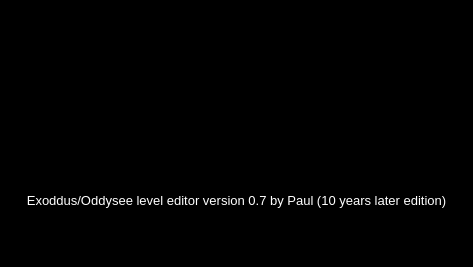
Above: Source/aboutdialog.ui from AliveTeam/qt-editor before the change. Below: the same form after it.
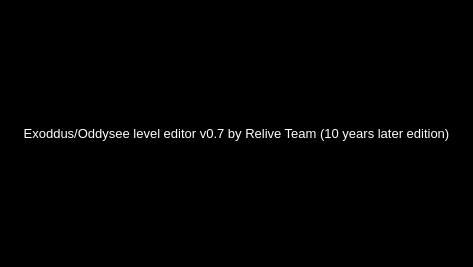
That is the form after the change. Icons and pictures are not drawn.

Commit message: update the about screen

What changed in the file:
```diff
--- a/Source/aboutdialog.ui
+++ b/Source/aboutdialog.ui
@@ -63,7 +63,7 @@
 &lt;html&gt;&lt;head&gt;&lt;meta name=&quot;qrichtext&quot; content=&quot;1&quot; /&gt;&lt;style type=&quot;text/css&quot;&gt;
 p, li { white-space: pre-wrap; }
 &lt;/style&gt;&lt;/head&gt;&lt;body style=&quot; font-family:'MS Shell Dlg 2'; font-size:8pt; font-weight:400; font-style:normal;&quot;&gt;
-&lt;p style=&quot; margin-top:0px; margin-bottom:0px; margin-left:0px; margin-right:0px; -qt-block-indent:0; text-indent:0px;&quot;&gt;&lt;span style=&quot; font-size:10pt; color:#ffffff;&quot;&gt;Exoddus/Oddysee level editor version 0.7 by Paul (10 years later edition)&lt;/span&gt;&lt;/p&gt;&lt;/body&gt;&lt;/html&gt;</string>
+&lt;p style=&quot; margin-top:0px; margin-bottom:0px; margin-left:0px; margin-right:0px; -qt-block-indent:0; text-indent:0px;&quot;&gt;&lt;span style=&quot; font-size:10pt; color:#ffffff;&quot;&gt;Exoddus/Oddysee level editor v0.7 by Relive Team (10 years later edition)&lt;/span&gt;&lt;/p&gt;&lt;/body&gt;&lt;/html&gt;</string>
        </property>
        <property name="textFormat">
         <enum>Qt::RichText</enum>
@@ -73,6 +73,16 @@
        </property>
       </widget>
      </item>
+     <item>
+      <widget class="QLabel" name="txtScroller">
+       <property name="text">
+        <string/>
+       </property>
+       <property name="textFormat">
+        <enum>Qt::PlainText</enum>
+       </property>
+      </widget>
+     </item>
     </layout>
    </item>
   </layout>
```
The commit also changes 3 other files.
